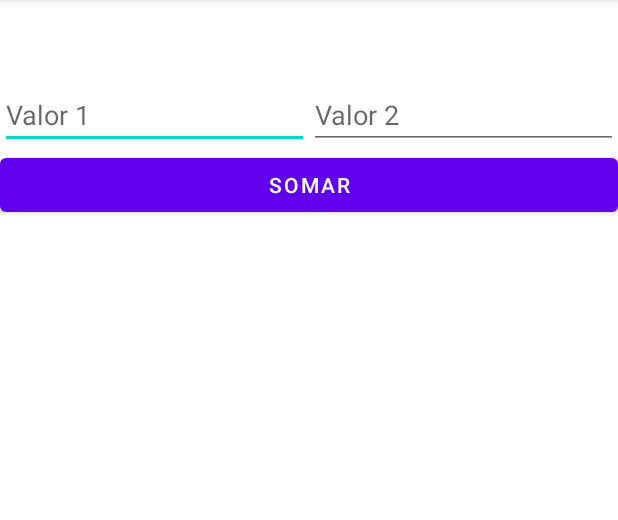
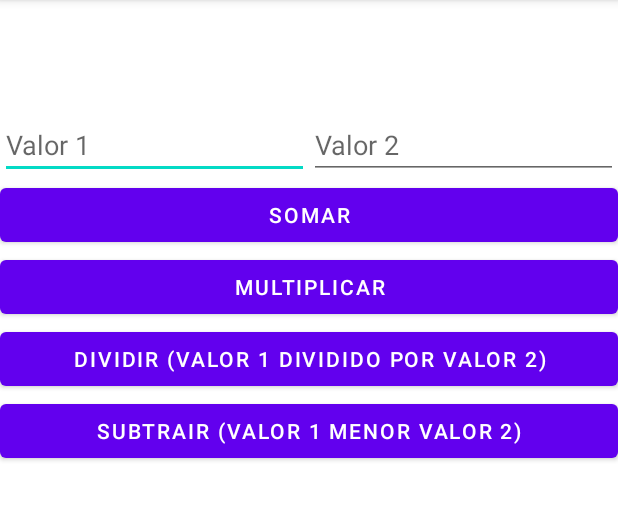
Before and after one commit to pedrohemmel/CalculadoraCKotlin, an Android app: the screen it shows after launch (MainActivity), on a phone screen of 412 x 824 dp, the part 84-604 px from its top. Run offline under Robolectric (Android 15) with nearby library versions, the phone set to English and light mode, and no system bars.

Commit message:
Adicionando funções de multiplicar, dividir e subtrair

```diff
--- a/app/src/main/java/com/example/calculadorackotlin/MainActivity.kt
+++ b/app/src/main/java/com/example/calculadorackotlin/MainActivity.kt
@@ -1,5 +1,6 @@
 package com.example.calculadorackotlin
 
+import android.annotation.SuppressLint
 import androidx.appcompat.app.AppCompatActivity
 import android.os.Bundle
 import android.widget.Button
@@ -7,6 +8,7 @@ import android.widget.EditText
 import android.widget.TextView
 
 class MainActivity : AppCompatActivity() {
+    @SuppressLint("MissingInflatedId")
     override fun onCreate(savedInstanceState: Bundle?) {
         super.onCreate(savedInstanceState)
         setContentView(R.layout.activity_main)
@@ -16,9 +18,23 @@ class MainActivity : AppCompatActivity() {
         val txtFieldValor1: EditText = findViewById(R.id.txtFieldValor1)
         val txtFieldValor2: EditText = findViewById(R.id.txtFieldValor2)
         val btnSomar: Button = findViewById(R.id.btnSomar)
+        val btnMultiplicar: Button = findViewById(R.id.btnMultiplicar)
+        val btnDividir: Button = findViewById(R.id.btnDividir)
+        val btnSubtrair: Button = findViewById(R.id.btnSubtrair)
 
         btnSomar.setOnClickListener {
             txtView.setText("${txtFieldValor1.text.toString().toInt() + txtFieldValor2.text.toString().toInt()}")
         }
+        btnMultiplicar.setOnClickListener {
+            txtView.setText("${txtFieldValor1.text.toString().toInt() * txtFieldValor2.text.toString().toInt()}")
+        }
+
+        btnDividir.setOnClickListener {
+            txtView.setText("${txtFieldValor1.text.toString().toInt() / txtFieldValor2.text.toString().toInt()}")
+        }
+
+        btnSubtrair.setOnClickListener {
+            txtView.setText("${txtFieldValor1.text.toString().toInt() - txtFieldValor2.text.toString().toInt()}")
+        }
     }
 }
--- a/app/src/main/res/layout/activity_main.xml
+++ b/app/src/main/res/layout/activity_main.xml
@@ -16,7 +16,7 @@
         android:layout_marginTop="20dp"
         app:layout_constraintLeft_toLeftOf="parent"
         app:layout_constraintRight_toRightOf="parent"
-        app:layout_constraintTop_toBottomOf="@+id/meuButao"
+        app:layout_constraintTop_toTopOf="parent"
         />
 
     <EditText
@@ -24,7 +24,7 @@
         android:layout_width="0dp"
         android:layout_height="wrap_content"
         android:inputType="number"
-        android:hint="Valor 1"
+        android:hint= "@string/valor_1"
         app:layout_constraintLeft_toLeftOf="parent"
         app:layout_constraintRight_toLeftOf="@id/txtFieldValor2"
         app:layout_constraintTop_toBottomOf="@+id/meuTxtView"
@@ -34,7 +34,7 @@
         android:layout_width="0dp"
         android:layout_height="wrap_content"
         android:inputType="number"
-        android:hint="Valor 2"
+        android:hint="@string/valor_2"
         app:layout_constraintRight_toRightOf="parent"
         app:layout_constraintLeft_toRightOf="@+id/txtFieldValor1"
         app:layout_constraintTop_toBottomOf="@+id/meuTxtView"
@@ -44,9 +44,36 @@
         android:id="@+id/btnSomar"
         android:layout_width="0dp"
         android:layout_height="wrap_content"
-        android:text="Somar"
+        android:text="@string/somar"
         app:layout_constraintTop_toBottomOf="@+id/txtFieldValor1"
         app:layout_constraintLeft_toLeftOf="parent"
         app:layout_constraintRight_toRightOf="parent"
         />
+    <Button
+        android:id="@+id/btnMultiplicar"
+        android:layout_width="0dp"
+        android:layout_height="wrap_content"
+        android:text="@string/multiplicar"
+        app:layout_constraintTop_toBottomOf="@+id/btnSomar"
+        app:layout_constraintLeft_toLeftOf="parent"
+        app:layout_constraintRight_toRightOf="parent"
+        />
+    <Button
+        android:id="@+id/btnDividir"
+        android:layout_width="0dp"
+        android:layout_height="wrap_content"
+        android:text="@string/dividir_valor_1_dividido_por_valor_2"
+        app:layout_constraintTop_toBottomOf="@+id/btnMultiplicar"
+        app:layout_constraintLeft_toLeftOf="parent"
+        app:layout_constraintRight_toRightOf="parent"
+        />
+    <Button
+        android:id="@+id/btnSubtrair"
+        android:layout_width="0dp"
+        android:layout_height="wrap_content"
+        android:text="@string/subtrair_valor_1_menor_valor_2"
+        app:layout_constraintTop_toBottomOf="@+id/btnDividir"
+        app:layout_constraintLeft_toLeftOf="parent"
+        app:layout_constraintRight_toRightOf="parent"
+        />
 </androidx.constraintlayout.widget.ConstraintLayout>
--- a/app/src/main/res/values/strings.xml
+++ b/app/src/main/res/values/strings.xml
@@ -1,4 +1,10 @@
 <resources>
     <string name="app_name">CalculadoraCKotlin</string>
     <string name="digite_aqui">digite aqui</string>
+    <string name="multiplicar">Multiplicar</string>
+    <string name="somar">Somar</string>
+    <string name="valor_2">Valor 2</string>
+    <string name="valor_1">Valor 1</string>
+    <string name="dividir_valor_1_dividido_por_valor_2">Dividir (valor 1 dividido por valor 2)</string>
+    <string name="subtrair_valor_1_menor_valor_2">Subtrair (valor 1 menor valor 2)</string>
 </resources>
```
